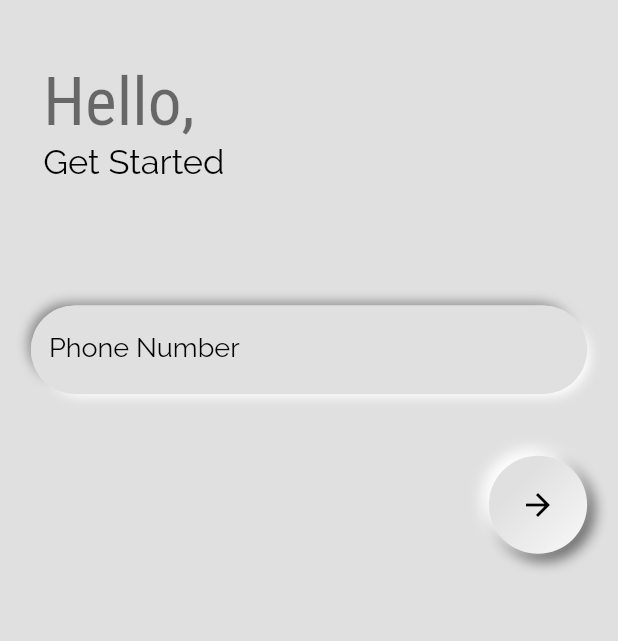
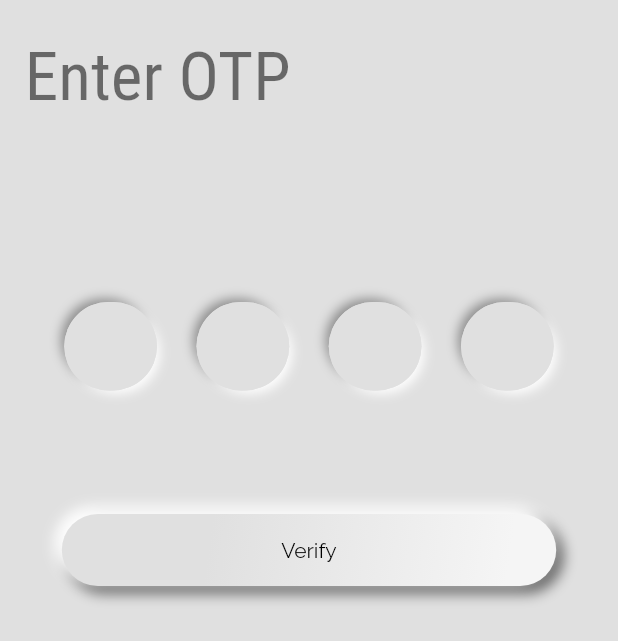
Before and after one commit to aneebbaig/flutter_neumorphic_carpool_app, a Flutter app: the screen it shows after launch, on a phone screen of 412 x 824 dp. Shown: the top 641 px of the screen. Run offline on Flutter 3.47's test engine with Material 2 defaults, Android fonts, the phone set to English and light mode, and no system bars.

Commit message:
Added the otp screen and made neumorphic_container radius dynamic

```diff
--- a/lib/main.dart
+++ b/lib/main.dart
@@ -1,5 +1,6 @@
 import 'package:car_pool/provider/request.dart';
 import 'package:car_pool/screens/first_start_screen.dart';
+import 'package:car_pool/screens/otp_screen.dart';
 import 'package:car_pool/screens/request_screen.dart';
 
 import './screens/dashboard_screen.dart';
@@ -89,7 +90,7 @@ class MyApp extends StatelessWidget {
                 ),
               ),
         ),
-        home: FirstStartScreen(),
+        home: const OtpScreen(),
         routes: {
           Authenticate.routeName: (context) => Authenticate(),
           GetDetailsScreen.pathName: (context) => GetDetailsScreen(),
--- a/lib/screens/otp_screen.dart
+++ b/lib/screens/otp_screen.dart
@@ -0,0 +1,83 @@
+import 'package:car_pool/consts/colors.dart';
+import 'package:car_pool/provider/media_query.dart';
+import 'package:car_pool/widgets/neumorphic_container.dart';
+import 'package:flutter/material.dart';
+import 'package:provider/provider.dart';
+
+import '../widgets/my_text_form_field.dart';
+
+class OtpScreen extends StatelessWidget {
+  const OtpScreen({Key? key}) : super(key: key);
+
+  @override
+  Widget build(BuildContext context) {
+    final mq = Provider.of<MyMediaQuery>(context);
+    List<TextEditingController> controllers = [
+      TextEditingController(),
+      TextEditingController(),
+      TextEditingController(),
+      TextEditingController(),
+    ];
+    return SafeArea(
+      child: Scaffold(
+        backgroundColor: bgColor,
+        body: Padding(
+          padding: EdgeInsets.only(
+            left: mq.getWidth(context) * 0.04,
+            right: mq.getWidth(context) * 0.04,
+          ),
+          child: Column(
+            crossAxisAlignment: CrossAxisAlignment.start,
+            children: [
+              SizedBox(
+                height: mq.getHeight(context) * 0.03,
+              ),
+              Text(
+                "Enter OTP",
+                style: Theme.of(context).textTheme.headline3,
+              ),
+              Center(
+                child: SizedBox(
+                  height: mq.getHeight(context) * 0.15,
+                ),
+              ),
+              Row(
+                mainAxisAlignment: MainAxisAlignment.spaceEvenly,
+                children: List.generate(
+                  4,
+                  (i) => SizedBox(
+                    width: mq.getWidth(context) * 0.15,
+                    child: MyTextFormField(
+                      controller: controllers[i],
+                      label: '',
+                      rad: 30,
+                    ),
+                  ),
+                ).toList(),
+              ),
+              SizedBox(
+                height: mq.getHeight(context) * 0.1,
+              ),
+              Align(
+                alignment: Alignment.center,
+                child: NeumorphicContainer(
+                  child: TextButton(
+                    style: TextButton.styleFrom(
+                      minimumSize: Size(mq.getWidth(context) * 0.8,
+                          mq.getHeight(context) * 0.03),
+                    ),
+                    child: Text(
+                      'Verify',
+                      style: Theme.of(context).textTheme.bodyText1,
+                    ),
+                    onPressed: () {},
+                  ),
+                ),
+              ),
+            ],
+          ),
+        ),
+      ),
+    );
+  }
+}
--- a/lib/widgets/my_text_form_field.dart
+++ b/lib/widgets/my_text_form_field.dart
@@ -9,10 +9,12 @@ class MyTextFormField extends StatelessWidget {
   final TextEditingController controller;
   final String label;
   final Icon? iconn;
+  final double rad;
   const MyTextFormField({
     required this.controller,
     required this.label,
     this.iconn,
+    this.rad = 30,
   });
 
   @override
@@ -46,11 +48,11 @@ class MyTextFormField extends StatelessWidget {
           filled: true,
           labelText: label,
           focusedBorder: OutlineInputBorder(
-            borderRadius: BorderRadius.circular(30),
+            borderRadius: BorderRadius.circular(rad),
             borderSide: BorderSide.none,
           ),
           enabledBorder: OutlineInputBorder(
-            borderRadius: BorderRadius.circular(30),
+            borderRadius: BorderRadius.circular(rad),
             borderSide: BorderSide.none,
           ),
           prefixIcon: iconn,
```
Also changed, not shown: 1 other file.
